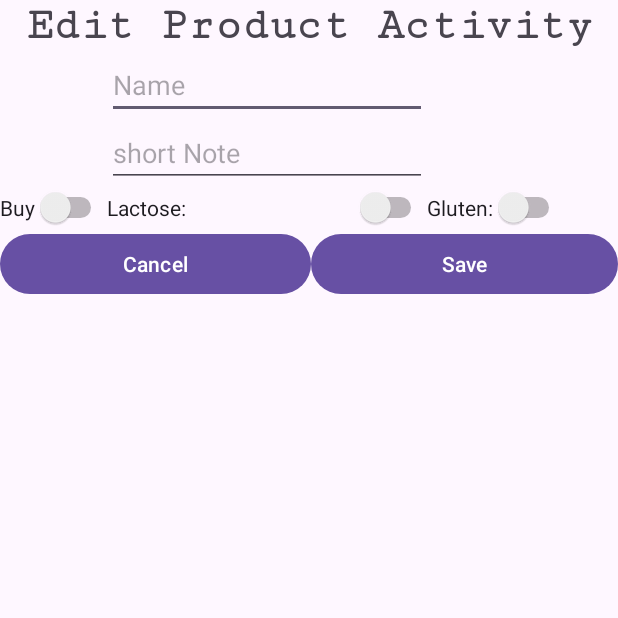
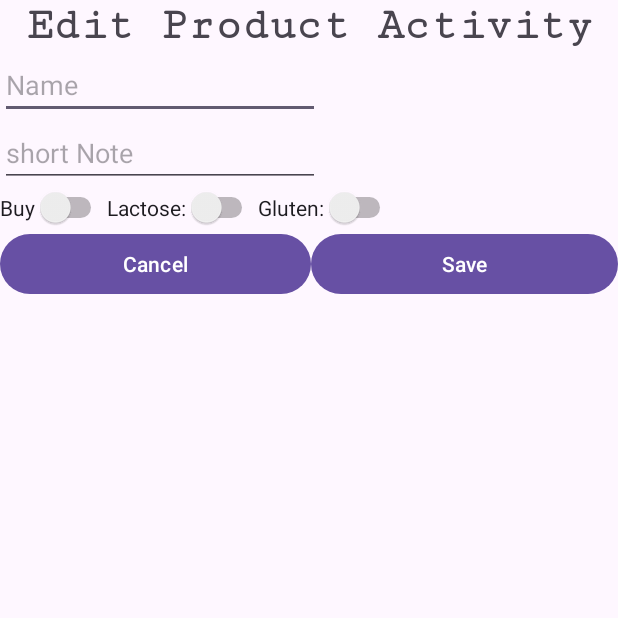
Before and after one commit to WishperKnight/iShoppingCartFCA, an Android app: the EditProductActivity screen opened directly, with no data from a screen before it, on a phone screen of 412 x 824 dp, the top half of it. Run offline under Robolectric (Android 15) with nearby library versions, the phone set to English and light mode, and no system bars; 7 statements that could not run were skipped.

Commit message:
Error al anidir producto solucionado

```diff
--- a/app/src/main/java/ies/carrillo/ishoppingcartfca/activities/AddProductActivity.java
+++ b/app/src/main/java/ies/carrillo/ishoppingcartfca/activities/AddProductActivity.java
@@ -65,9 +65,9 @@
             startActivity(cancel); // Go back to the main activity
         });
 
-        isBuy = findViewById(R.id.SwtToBuy); // Initialize the buy switch
+        isBuy = findViewById(R.id.swtToBuy); // Initialize the buy switch
         isLactose = findViewById(R.id.swtLactose); // Initialize the buy switch
-        isGluten = findViewById(R.id.switchGluten); // Initialize the buy switch
+        isGluten = findViewById(R.id.swtGluten); // Initialize the buy switch
     }
 
     @NonNull
--- a/app/src/main/res/layout/activity_add_product_activity.xml
+++ b/app/src/main/res/layout/activity_add_product_activity.xml
@@ -45,7 +45,7 @@
             tools:ignore="Autofill,VisualLintTextFieldSize" />
 
         <Switch
-            android:id="@+id/SwtToBuy"
+            android:id="@+id/swtToBuy"
             android:layout_width="match_parent"
             android:layout_height="wrap_content"
             android:minHeight="48dp"
--- a/app/src/main/res/layout/activity_edit_product.xml
+++ b/app/src/main/res/layout/activity_edit_product.xml
@@ -11,6 +11,7 @@
         android:layout_width="match_parent"
         android:layout_height="match_parent"
         android:orientation="vertical">
+
 
         <TextView
             android:id="@+id/tvEditTittle"
@@ -65,9 +66,12 @@
                     android:inputType="textMultiLine" />
             </TableRow>
 
-            <TableRow
+        </TableLayout>
+        <LinearLayout
             android:layout_width="match_parent"
-                android:layout_height="match_parent">
+            android:layout_height="wrap_content"
+            android:gravity="fill_horizontal"
+            android:orientation="horizontal">
 
             <Switch
                 android:id="@+id/SwitchOldState"
@@ -75,19 +79,19 @@
                 android:layout_height="wrap_content"
                 android:text="Buy"
                 tools:ignore="UseSwitchCompatOrMaterialXml,TouchTargetSizeCheck" />
+
             <Switch
                 android:id="@+id/switchLactose"
                 android:layout_width="wrap_content"
                 android:layout_height="wrap_content"
                 android:text="@string/lactose" />
+
             <Switch
                 android:id="@+id/switchGluten"
                 android:layout_width="wrap_content"
                 android:layout_height="wrap_content"
                 android:text="@string/gluten" />
-            </TableRow>
-
-        </TableLayout>
+        </LinearLayout>
 
         <LinearLayout
             android:layout_width="match_parent"
```
Also changed, not shown: app/src/main/java/ies/carrillo/ishoppingcartfca/dataBase/DataBase.java (+19 -3 lines). Lines whose indentation alone changed are shown as unchanged.
